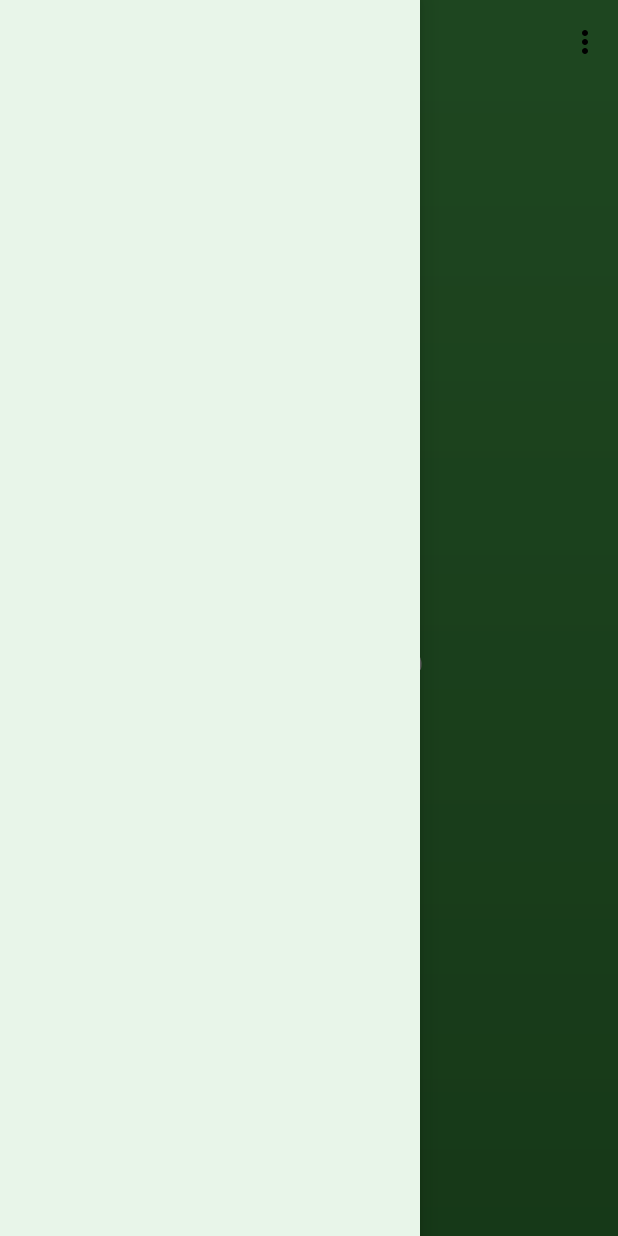
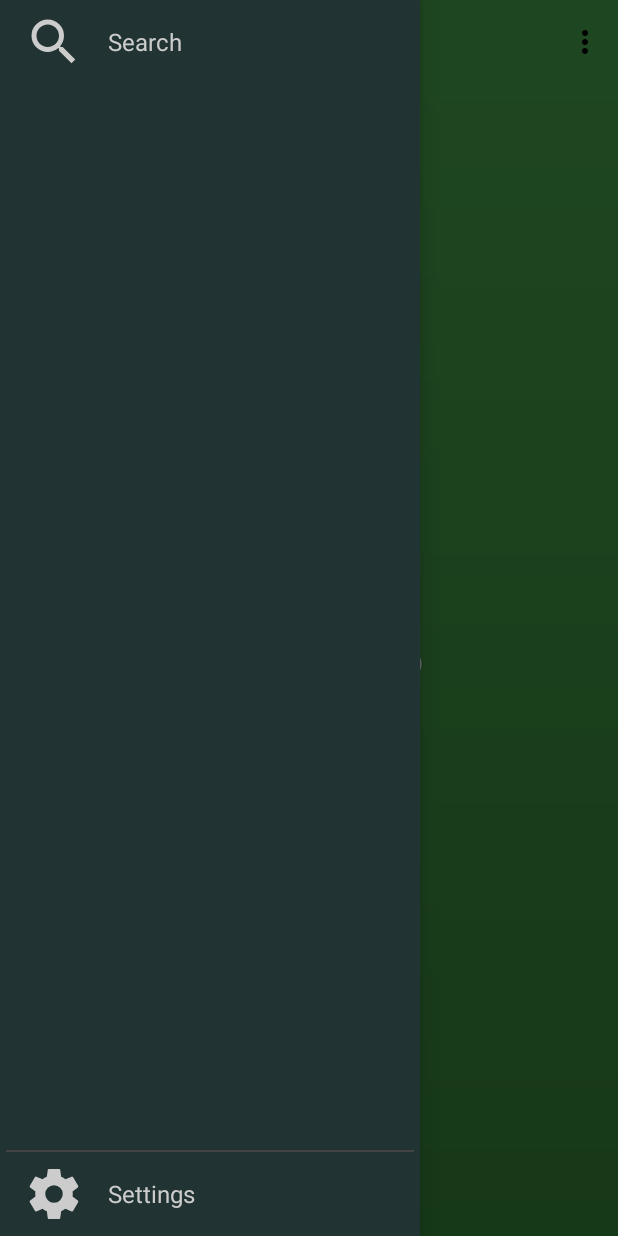
Before and after one commit to bzinoun/OpenArena, an Android app: the screen it shows after launch (MainActivity), with the side drawer open, on a phone screen of 412 x 824 dp. Run offline under Robolectric (Android 15) with nearby library versions, the phone set to English and light mode, and no system bars.

Commit message:
Design of drawer and item

```diff
--- a/mobile/src/main/java/com/openarena/view/activitys/MainActivity.java
+++ b/mobile/src/main/java/com/openarena/view/activitys/MainActivity.java
@@ -74,8 +74,8 @@ public class MainActivity extends AppCompatActivity {
 				R.string.drawer_close);
 		mDrawer.addDrawerListener(toggle);
 		toggle.syncState();
-		mDrawer.setDrawerLockMode(DrawerLayout.LOCK_MODE_LOCKED_CLOSED);
-		mDrawer.setDrawerLockMode(DrawerLayout.LOCK_MODE_UNLOCKED);
+		//mDrawer.setDrawerLockMode(DrawerLayout.LOCK_MODE_LOCKED_CLOSED);
+		//mDrawer.setDrawerLockMode(DrawerLayout.LOCK_MODE_UNLOCKED);
 		//NavigationView navigation = (NavigationView) findViewById(R.id.navigation_view);
 	}
 }
--- /dev/null
+++ b/mobile/src/main/res/drawable/ic_search.xml
@@ -0,0 +1,8 @@
+<!-- drawable/magnify.xml -->
+<vector xmlns:android="http://schemas.android.com/apk/res/android"
+    android:height="40dp"
+    android:width="40dp"
+    android:viewportWidth="24"
+    android:viewportHeight="24">
+    <path android:fillColor="#ccc" android:pathData="M9.5,3A6.5,6.5 0 0,1 16,9.5C16,11.11 15.41,12.59 14.44,13.73L14.71,14H15.5L20.5,19L19,20.5L14,15.5V14.71L13.73,14.44C12.59,15.41 11.11,16 9.5,16A6.5,6.5 0 0,1 3,9.5A6.5,6.5 0 0,1 9.5,3M9.5,5C7,5 5,7 5,9.5C5,12 7,14 9.5,14C12,14 14,12 14,9.5C14,7 12,5 9.5,5Z" />
+</vector>
--- /dev/null
+++ b/mobile/src/main/res/drawable/ic_settings.xml
@@ -0,0 +1,8 @@
+<!-- drawable/settings.xml -->
+<vector xmlns:android="http://schemas.android.com/apk/res/android"
+    android:height="40dp"
+    android:width="40dp"
+    android:viewportWidth="24"
+    android:viewportHeight="24">
+    <path android:fillColor="#ccc" android:pathData="M12,15.5A3.5,3.5 0 0,1 8.5,12A3.5,3.5 0 0,1 12,8.5A3.5,3.5 0 0,1 15.5,12A3.5,3.5 0 0,1 12,15.5M19.43,12.97C19.47,12.65 19.5,12.33 19.5,12C19.5,11.67 19.47,11.34 19.43,11L21.54,9.37C21.73,9.22 21.78,8.95 21.66,8.73L19.66,5.27C19.54,5.05 19.27,4.96 19.05,5.05L16.56,6.05C16.04,5.66 15.5,5.32 14.87,5.07L14.5,2.42C14.46,2.18 14.25,2 14,2H10C9.75,2 9.54,2.18 9.5,2.42L9.13,5.07C8.5,5.32 7.96,5.66 7.44,6.05L4.95,5.05C4.73,4.96 4.46,5.05 4.34,5.27L2.34,8.73C2.21,8.95 2.27,9.22 2.46,9.37L4.57,11C4.53,11.34 4.5,11.67 4.5,12C4.5,12.33 4.53,12.65 4.57,12.97L2.46,14.63C2.27,14.78 2.21,15.05 2.34,15.27L4.34,18.73C4.46,18.95 4.73,19.03 4.95,18.95L7.44,17.94C7.96,18.34 8.5,18.68 9.13,18.93L9.5,21.58C9.54,21.82 9.75,22 10,22H14C14.25,22 14.46,21.82 14.5,21.58L14.87,18.93C15.5,18.67 16.04,18.34 16.56,17.94L19.05,18.95C19.27,19.03 19.54,18.95 19.66,18.73L21.66,15.27C21.78,15.05 21.73,14.78 21.54,14.63L19.43,12.97Z" />
+</vector>
--- /dev/null
+++ b/mobile/src/main/res/drawable/navigation_item.xml
@@ -0,0 +1,13 @@
+<?xml version="1.0" encoding="utf-8"?>
+<selector xmlns:android="http://schemas.android.com/apk/res/android">
+	<item android:state_pressed="true">
+		<shape>
+			<solid android:color="@color/navigation_background_pressed"/>
+		</shape>
+	</item>
+	<item android:state_pressed="false">
+		<shape>
+			<solid android:color="@color/navigation_background"/>
+		</shape>
+	</item>
+</selector>
--- a/mobile/src/main/res/layout/activity_main.xml
+++ b/mobile/src/main/res/layout/activity_main.xml
@@ -1,17 +1,17 @@
 <?xml version="1.0" encoding="utf-8"?>
 <android.support.v4.widget.DrawerLayout
-	android:id="@+id/drawer_layout"
 	xmlns:android="http://schemas.android.com/apk/res/android"
 	xmlns:tools="http://schemas.android.com/tools"
+	android:id="@+id/drawer_layout"
 	android:layout_width="match_parent"
 	android:layout_height="match_parent"
 	android:fitsSystemWindows="true"
 	tools:openDrawer="start">
 
 	<LinearLayout
-		android:orientation="vertical"
 		android:layout_width="match_parent"
-		android:layout_height="match_parent">
+		android:layout_height="match_parent"
+		android:orientation="vertical">
 
 		<android.support.design.widget.CoordinatorLayout
 			android:layout_width="match_parent"
--- /dev/null
+++ b/mobile/src/main/res/layout/item_navigation.xml
@@ -0,0 +1,24 @@
+<?xml version="1.0" encoding="utf-8"?>
+<FrameLayout
+	xmlns:android="http://schemas.android.com/apk/res/android"
+	xmlns:tools="http://schemas.android.com/tools"
+	android:layout_width="match_parent"
+	android:layout_height="@dimen/navigation_item_height"
+	android:paddingLeft="@dimen/horizontal_padding"
+	android:paddingRight="@dimen/horizontal_padding">
+
+	<ImageView
+		android:id="@+id/icon"
+		android:layout_width="40dp"
+		android:layout_height="40dp"
+		android:layout_gravity="center_vertical"/>
+
+	<TextView
+		android:layout_marginLeft="56dp"
+		android:id="@+id/name"
+		android:layout_width="wrap_content"
+		android:layout_height="wrap_content"
+		android:textSize="@dimen/navigation_text_size"
+		tools:text="League name"/>
+
+</FrameLayout>
--- a/mobile/src/main/res/layout/navigation_view.xml
+++ b/mobile/src/main/res/layout/navigation_view.xml
@@ -1,10 +1,100 @@
 <?xml version="1.0" encoding="utf-8"?>
 <android.support.design.widget.NavigationView
 	android:id="@+id/navigation_view"
+	xmlns:android="http://schemas.android.com/apk/res/android"
 	android:layout_width="wrap_content"
 	android:layout_height="match_parent"
 	android:layout_gravity="start"
 	android:fitsSystemWindows="false"
-	xmlns:android="http://schemas.android.com/apk/res/android">
+	android:theme="@style/AppTheme.Navigation">
 
+	<RelativeLayout
+		android:layout_width="match_parent"
+		android:layout_height="match_parent">
+
+		<ScrollView
+			android:layout_width="match_parent"
+			android:layout_height="match_parent"
+			android:layout_above="@+id/section_menu"
+			android:fillViewport="true">
+
+			<LinearLayout
+				android:layout_width="match_parent"
+				android:layout_height="wrap_content"
+				android:orientation="vertical">
+
+				<FrameLayout
+					android:id="@+id/navigation_item_search"
+					android:layout_width="match_parent"
+					android:layout_height="56dp"
+					android:background="@drawable/navigation_item"
+					android:clickable="true"
+					android:paddingLeft="@dimen/horizontal_padding"
+					android:paddingRight="@dimen/horizontal_padding">
+
+					<ImageView
+						android:layout_width="@dimen/navigation_icon_size"
+						android:layout_height="@dimen/navigation_icon_size"
+						android:layout_gravity="center_vertical"
+						android:src="@drawable/ic_search"/>
+
+					<TextView
+						android:layout_width="wrap_content"
+						android:layout_height="wrap_content"
+						android:layout_gravity="center_vertical"
+						android:layout_marginLeft="56dp"
+						android:text="@string/navigation_search"
+						android:textSize="@dimen/navigation_text_size"/>
+				</FrameLayout>
+
+				<android.support.v7.widget.RecyclerView
+					android:id="@+id/navigation_list"
+					android:layout_width="match_parent"
+					android:layout_height="match_parent"/>
+			</LinearLayout>
+
+		</ScrollView>
+
+		<LinearLayout
+			android:id="@+id/section_menu"
+			android:layout_width="match_parent"
+			android:layout_height="wrap_content"
+			android:layout_alignParentBottom="true"
+			android:orientation="vertical"
+			android:paddingBottom="4dp">
+
+			<FrameLayout
+				android:layout_width="match_parent"
+				android:layout_height="1dp"
+				android:layout_marginBottom="4dp"
+				android:layout_marginLeft="4dp"
+				android:layout_marginRight="4dp"
+				android:background="@color/navigation_background_separator"/>
+
+			<FrameLayout
+				android:layout_width="match_parent"
+				android:layout_height="@dimen/navigation_item_height"
+				android:background="@drawable/navigation_item"
+				android:clickable="true"
+				android:paddingLeft="@dimen/horizontal_padding"
+				android:paddingRight="@dimen/horizontal_padding">
+
+				<ImageView
+					android:layout_width="@dimen/navigation_icon_size"
+					android:layout_height="@dimen/navigation_icon_size"
+					android:layout_gravity="center_vertical"
+					android:src="@drawable/ic_settings"/>
+
+				<TextView
+					android:layout_width="wrap_content"
+					android:layout_height="wrap_content"
+					android:layout_gravity="center_vertical"
+					android:layout_marginLeft="56dp"
+					android:text="@string/navigation_settings"
+					android:textSize="@dimen/navigation_text_size"/>
+
+			</FrameLayout>
+		</LinearLayout>
+
+	</RelativeLayout>
 </android.support.design.widget.NavigationView>
--- a/mobile/src/main/res/menu/activity_main.xml
+++ b/mobile/src/main/res/menu/activity_main.xml
@@ -6,7 +6,7 @@
 	<item
 		android:id="@+id/settings"
 		android:orderInCategory="100"
-		android:title="@string/menu_action_settings"
+		android:title="@string/navigation_settings"
 		app:showAsAction="never"/>
 
 </menu>
--- a/mobile/src/main/res/values/colors.xml
+++ b/mobile/src/main/res/values/colors.xml
@@ -5,7 +5,10 @@
 	<color name="primary_dark">#388E3C</color>
 	<color name="toolbar_title">#000</color>
 	<color name="toolbar_subtitle">#333</color>
+	<color name="navigation_background">#233</color>
+	<color name="navigation_background_separator">#444</color>
+	<color name="navigation_background_pressed">#344</color>
+	<color name="navigation_text_color">#ccc</color>
 	<color name="splashscreen_title">#FFF</color>
 	<color name="window_background">#E8F5E9</color>
-
 </resources>
--- a/mobile/src/main/res/values/dimens.xml
+++ b/mobile/src/main/res/values/dimens.xml
@@ -1,5 +1,9 @@
 <?xml version="1.0" encoding="utf-8"?>
 <resources>
+	<dimen name="horizontal_padding">16dp</dimen>
+	<dimen name="navigation_icon_size">40dp</dimen>
+	<dimen name="navigation_item_height">48dp</dimen>
+	<dimen name="navigation_text_size">16sp</dimen>
 	<dimen name="splashscreen_title_size">38sp</dimen>
 	<dimen name="splashscreen_progressbar_size">40dp</dimen>
 </resources>
--- a/mobile/src/main/res/values/strings.xml
+++ b/mobile/src/main/res/values/strings.xml
@@ -3,7 +3,8 @@
 	<string name="drawer_open">Open drawer</string>
 	<string name="drawer_close">Close drawer</string>
 	<string name="splashscreen_title">Welcome</string>
-	<string name="menu_action_settings">Settings</string>
+	<string name="navigation_settings">Settings</string>
+	<string name="navigation_search">Search</string>
 
 	<!-- API resources -->
 	<string name="api_default_request">http://api.football-data.org/v1/soccerseasons</string>
--- a/mobile/src/main/res/values/styles.xml
+++ b/mobile/src/main/res/values/styles.xml
@@ -20,6 +20,12 @@
 		<item name="android:textColorSecondary">@color/toolbar_title</item>
 	</style>
 
+	<style name="AppTheme.Navigation">
+		<item name="android:windowBackground">@color/navigation_background</item>
+		<item name="android:textColorHint">@color/navigation_text_color</item>
+		<item name="android:textColor">@color/navigation_text_color</item>
+	</style>
+
 	<style name="AppTheme.AlertDialog" parent="Theme.AppCompat.Light.Dialog.Alert">
 		<item name="colorAccent">@color/accent</item>
 		<item name="android:textColorPrimary">@color/primary</item>
```
